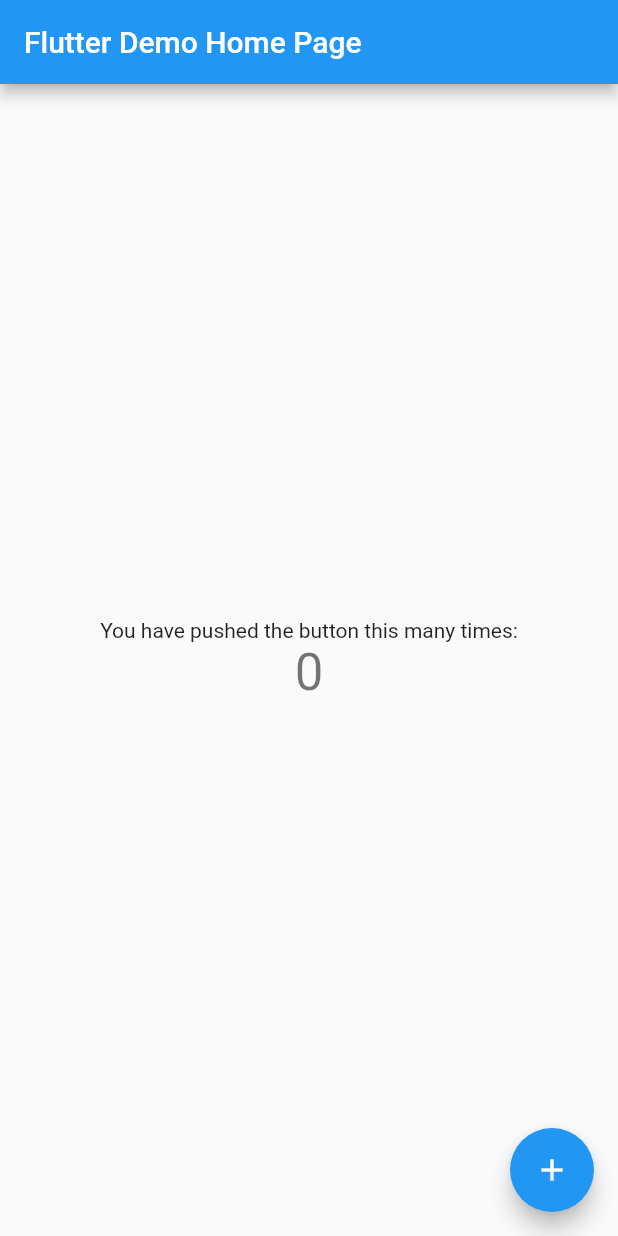
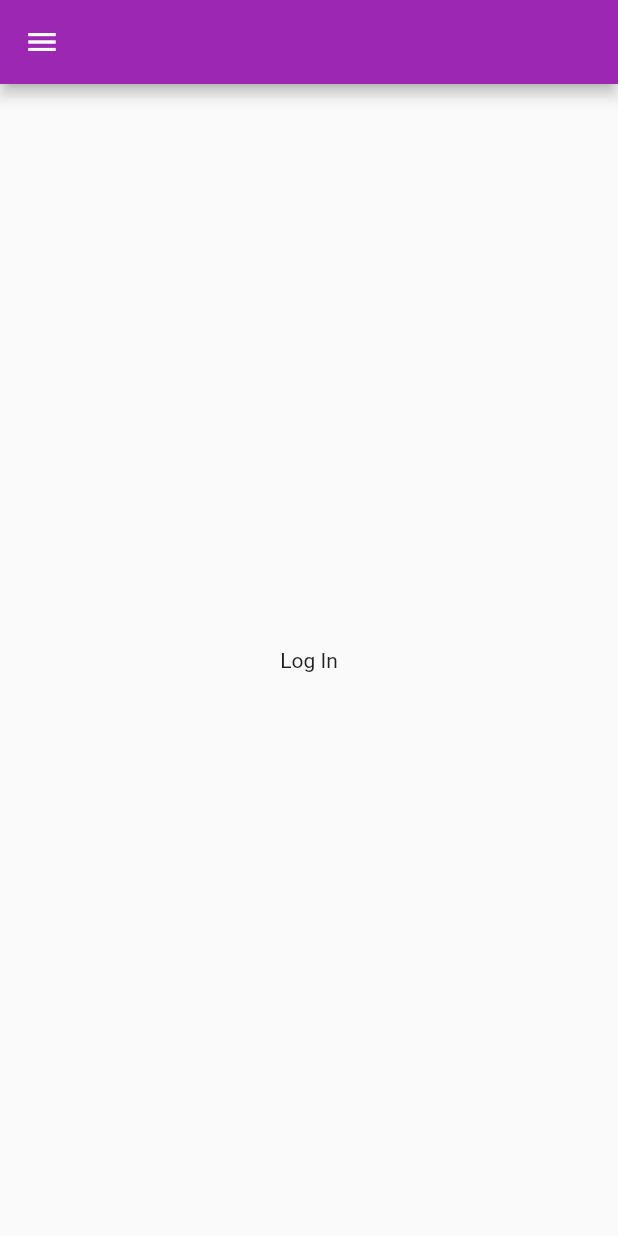
Before and after one commit to acm-projects/roomie-match, a Flutter app: the screen it shows after launch, on a phone screen of 412 x 824 dp. Run offline on Flutter 3.47's test engine with Material 2 defaults, Android fonts, the phone set to English and light mode, and no system bars.

Commit message:
Setting up starting flutter files

```diff
--- a/src/roommate_app/lib/main.dart
+++ b/src/roommate_app/lib/main.dart
@@ -1,111 +1,30 @@
 import 'package:flutter/material.dart';
 
-void main() => runApp(MyApp());
+void main() => runApp(RoommateApp());
 
-class MyApp extends StatelessWidget {
-  // This widget is the root of your application.
+class RoommateApp extends StatelessWidget {
   @override
   Widget build(BuildContext context) {
     return MaterialApp(
-      title: 'Flutter Demo',
+      title: "Roomie Match",
       theme: ThemeData(
-        // This is the theme of your application.
-        //
-        // Try running your application with "flutter run". You'll see the
-        // application has a blue toolbar. Then, without quitting the app, try
-        // changing the primarySwatch below to Colors.green and then invoke
-        // "hot reload" (press "r" in the console where you ran "flutter run",
-        // or simply save your changes to "hot reload" in a Flutter IDE).
-        // Notice that the counter didn't reset back to zero; the application
-        // is not restarted.
-        primarySwatch: Colors.blue,
+        primarySwatch: Colors.purple,
       ),
-      home: MyHomePage(title: 'Flutter Demo Home Page'),
+      home: LogInPage(),
     );
   }
 }
 
-class MyHomePage extends StatefulWidget {
-  MyHomePage({Key key, this.title}) : super(key: key);
-
-  // This widget is the home page of your application. It is stateful, meaning
-  // that it has a State object (defined below) that contains fields that affect
-  // how it looks.
-
-  // This class is the configuration for the state. It holds the values (in this
-  // case the title) provided by the parent (in this case the App widget) and
-  // used by the build method of the State. Fields in a Widget subclass are
-  // always marked "final".
-
-  final String title;
-
-  @override
-  _MyHomePageState createState() => _MyHomePageState();
-}
-
-class _MyHomePageState extends State<MyHomePage> {
-  int _counter = 0;
-
-  void _incrementCounter() {
-    setState(() {
-      // This call to setState tells the Flutter framework that something has
-      // changed in this State, which causes it to rerun the build method below
-      // so that the display can reflect the updated values. If we changed
-      // _counter without calling setState(), then the build method would not be
-      // called again, and so nothing would appear to happen.
-      _counter++;
-    });
-  }
-
+//The main log in page
+class LogInPage extends StatelessWidget {
   @override
   Widget build(BuildContext context) {
-    // This method is rerun every time setState is called, for instance as done
-    // by the _incrementCounter method above.
-    //
-    // The Flutter framework has been optimized to make rerunning build methods
-    // fast, so that you can just rebuild anything that needs updating rather
-    // than having to individually change instances of widgets.
     return Scaffold(
-      appBar: AppBar(
-        // Here we take the value from the MyHomePage object that was created by
-        // the App.build method, and use it to set our appbar title.
-        title: Text(widget.title),
+      appBar: AppBar(),
+      drawer: Drawer(),
+      body: Center(
+        child: const Text("Log In"),
       ),
-      body: Center(
-        // Center is a layout widget. It takes a single child and positions it
-        // in the middle of the parent.
-        child: Column(
-          // Column is also a layout widget. It takes a list of children and
-          // arranges them vertically. By default, it sizes itself to fit its
-          // children horizontally, and tries to be as tall as its parent.
-          //
-          // Invoke "debug painting" (press "p" in the console, choose the
-          // "Toggle Debug Paint" action from the Flutter Inspector in Android
-          // Studio, or the "Toggle Debug Paint" command in Visual Studio Code)
-          // to see the wireframe for each widget.
-          //
-          // Column has various properties to control how it sizes itself and
-          // how it positions its children. Here we use mainAxisAlignment to
-          // center the children vertically; the main axis here is the vertical
-          // axis because Columns are vertical (the cross axis would be
-          // horizontal).
-          mainAxisAlignment: MainAxisAlignment.center,
-          children: <Widget>[
-            Text(
-              'You have pushed the button this many times:',
-            ),
-            Text(
-              '$_counter',
-              style: Theme.of(context).textTheme.display1,
-            ),
-          ],
-        ),
-      ),
-      floatingActionButton: FloatingActionButton(
-        onPressed: _incrementCounter,
-        tooltip: 'Increment',
-        child: Icon(Icons.add),
-      ), // This trailing comma makes auto-formatting nicer for build methods.
     );
   }
 }
```
